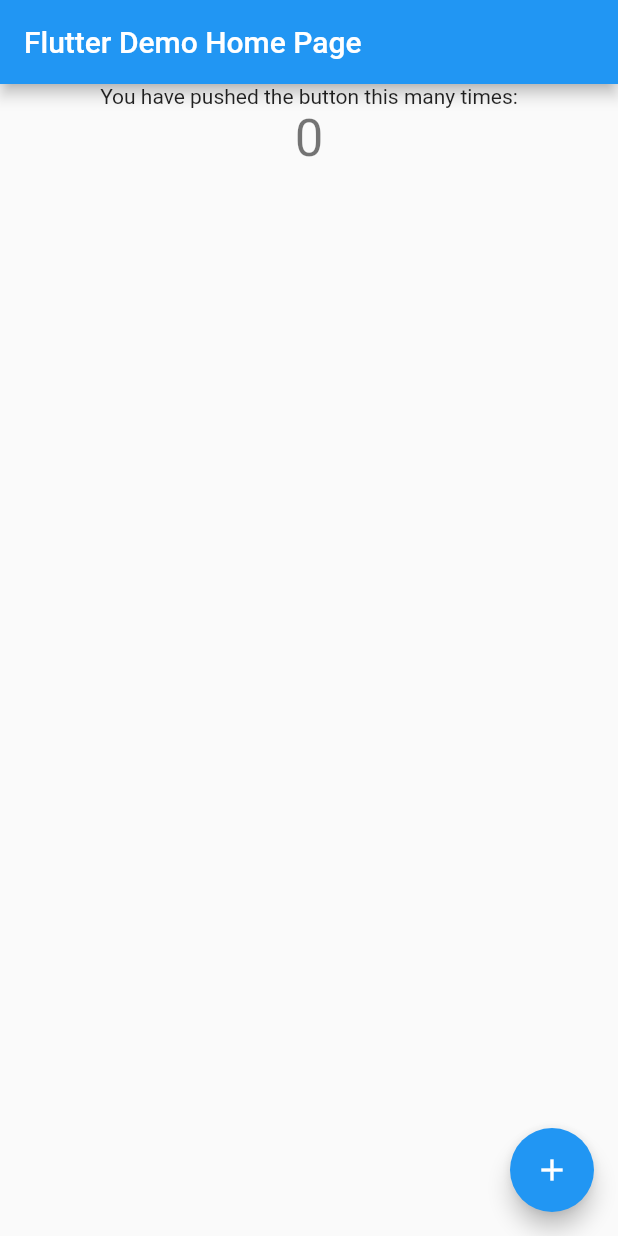
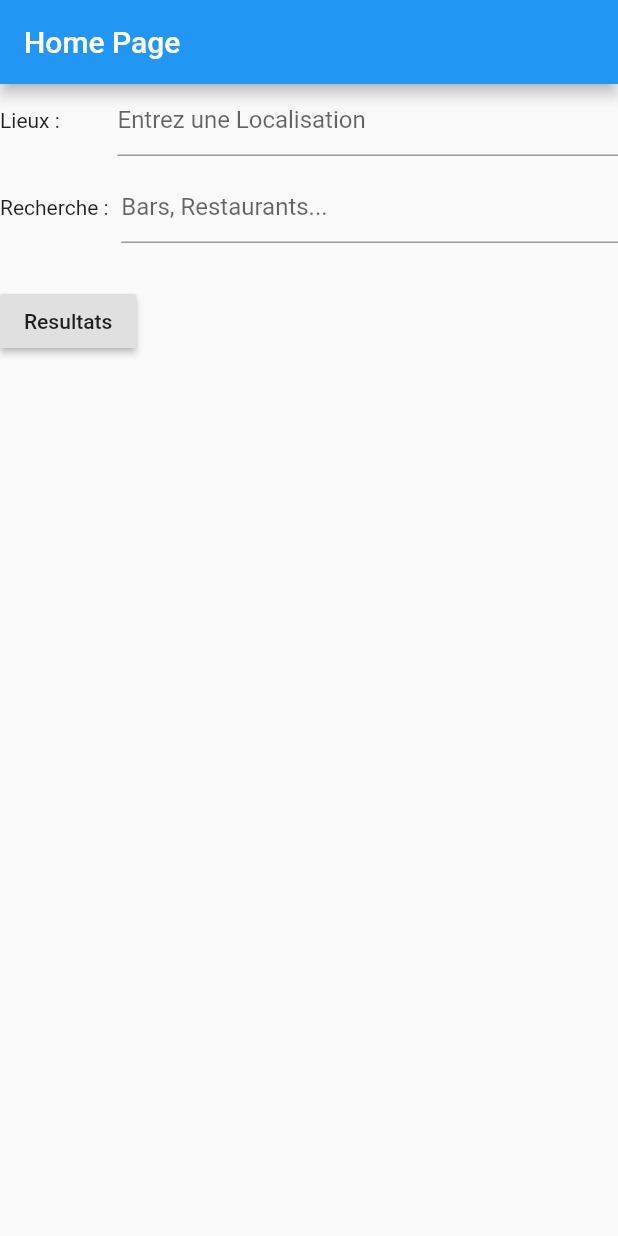
Before and after one commit to Rezoo7/flutter_project, a Flutter app: the screen it shows after launch, on a phone screen of 412 x 824 dp. Run offline on Flutter 3.47's test engine with Material 2 defaults, Android fonts, the phone set to English and light mode, and no system bars.

Commit message:
Interface premiere activitée

```diff
--- /dev/null
+++ b/lib/env.dart
@@ -0,0 +1,2 @@
+const client_id = "AL5T4ZCA55WCJI53STZR1GFHAV24LF4VN52Z25XXUENQLUX1";
+const cient_secret = "5KQK55CF0CFOTC3YWJY1301RAZIZNNIBXONCZHQU0WJGZ0X4";
--- a/lib/main.dart
+++ b/lib/main.dart
@@ -11,14 +11,13 @@ class MyApp extends StatelessWidget {
       theme: ThemeData(
         primarySwatch: Colors.blue,
       ),
-      home: MyHomePage(title: 'Flutter Demo Home Page'),
+      home: MyHomePage(title: 'Home Page'),
     );
   }
 }
 
 class MyHomePage extends StatefulWidget {
   MyHomePage({Key key, this.title}) : super(key: key);
-
   final String title;
 
   @override
@@ -26,13 +25,6 @@ class MyHomePage extends StatefulWidget {
 }
 
 class _MyHomePageState extends State<MyHomePage> {
-  int _counter = 0;
-
-  void _incrementCounter() {
-    setState(() {
-      _counter++;
-    });
-  }
 
   @override
   Widget build(BuildContext context) {
@@ -40,24 +32,74 @@ class _MyHomePageState extends State<MyHomePage> {
       appBar: AppBar(
         title: Text(widget.title),
       ),
-      body: Center(
-        child: Column(
+      body:
+      Column(
+        children: <Widget>[
+          Row(
             children: <Widget>[
               Text(
-              'You have pushed the button this many times:',
+                "Lieux : ",
               ),
-            Text(
-              '$_counter',
-              style: Theme.of(context).textTheme.display1,
+              SizedBox(width: 35.0),
+              new Flexible(
+                child: new TextField(
+                  decoration: InputDecoration(
+                    hintText: 'Entrez une Localisation ',
+                  ),
+                ),
               ),
             ],
           ),
+          SizedBox(height: 10.0,),
+          Row(
+            children: <Widget>[
+              Text(
+                "Recherche : ",
               ),
-      floatingActionButton: FloatingActionButton(
-        onPressed: _incrementCounter,
-        tooltip: 'Increment',
-        child: Icon(Icons.add),
+              SizedBox(width: 5.0),
+              new Flexible(
+                child: new TextField(
+                  decoration: InputDecoration(
+                    hintText: 'Bars, Restaurants... ',
+                  ),
+                ),
+              ),
+            ],
+          ),
+          SizedBox(height: 28.0,),
+          Row(
+            children: <Widget>[
+              RaisedButton(
+                child: Text('Resultats'),
+                onPressed: () {
+                  Navigator.push(context, MaterialPageRoute(builder: (context) => SecondRoute()),
+                  );
+                },
+              )
+            ],
+          ),
+        ],
       ),
     );
   }
 }
+
+
+class SecondRoute extends StatelessWidget {
+  @override
+  Widget build(BuildContext context) {
+    return Scaffold(
+      appBar: AppBar(
+        title: Text("Second Route"),
+      ),
+      body: Center(
+        child: RaisedButton(
+          onPressed: () {
+            Navigator.pop(context);
+          },
+          child: Text('Go back!'),
+        ),
+      ),
+    );
+  }
+}
```
Also changed, not shown: 2 other files. Lines whose indentation alone changed are shown as unchanged.
